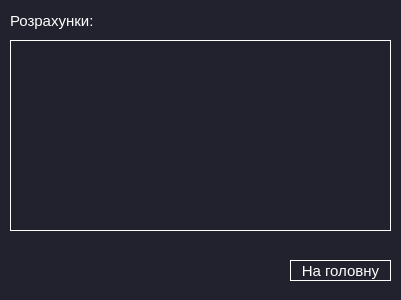
The window that resultViushka.ui (NonExistentUsername/proctica) describes before a commit, drawn with Qt 5.
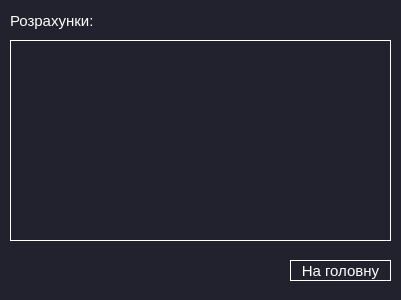
The same window after the commit.

```diff
--- a/resultViushka.ui
+++ b/resultViushka.ui
@@ -10,6 +10,12 @@
     <height>300</height>
    </rect>
   </property>
+  <property name="sizePolicy">
+   <sizepolicy hsizetype="Preferred" vsizetype="Preferred">
+    <horstretch>0</horstretch>
+    <verstretch>0</verstretch>
+   </sizepolicy>
+  </property>
   <property name="windowTitle">
    <string>Form</string>
   </property>
@@ -70,13 +76,13 @@
      <x>10</x>
      <y>40</y>
      <width>381</width>
-     <height>191</height>
+     <height>201</height>
     </rect>
    </property>
    <property name="sizePolicy">
-    <sizepolicy hsizetype="Preferred" vsizetype="Preferred">
-     <horstretch>0</horstretch>
-     <verstretch>0</verstretch>
+    <sizepolicy hsizetype="Maximum" vsizetype="Maximum">
+     <horstretch>200</horstretch>
+     <verstretch>200</verstretch>
     </sizepolicy>
    </property>
    <property name="minimumSize">
@@ -85,13 +91,22 @@
      <height>150</height>
     </size>
    </property>
+   <property name="maximumSize">
+    <size>
+     <width>381</width>
+     <height>201</height>
+    </size>
+   </property>
    <property name="styleSheet">
     <string notr="true">border-color: rgb(255, 255, 255);
 color:white;
 border:1px solid white;</string>
    </property>
+   <property name="midLineWidth">
+    <number>1</number>
+   </property>
    <property name="sizeAdjustPolicy">
-    <enum>QAbstractScrollArea::AdjustToContents</enum>
+    <enum>QAbstractScrollArea::AdjustIgnored</enum>
    </property>
   </widget>
  </widget>
```
Left out of the diff: 6 changed lines with no effect on the pictures.
